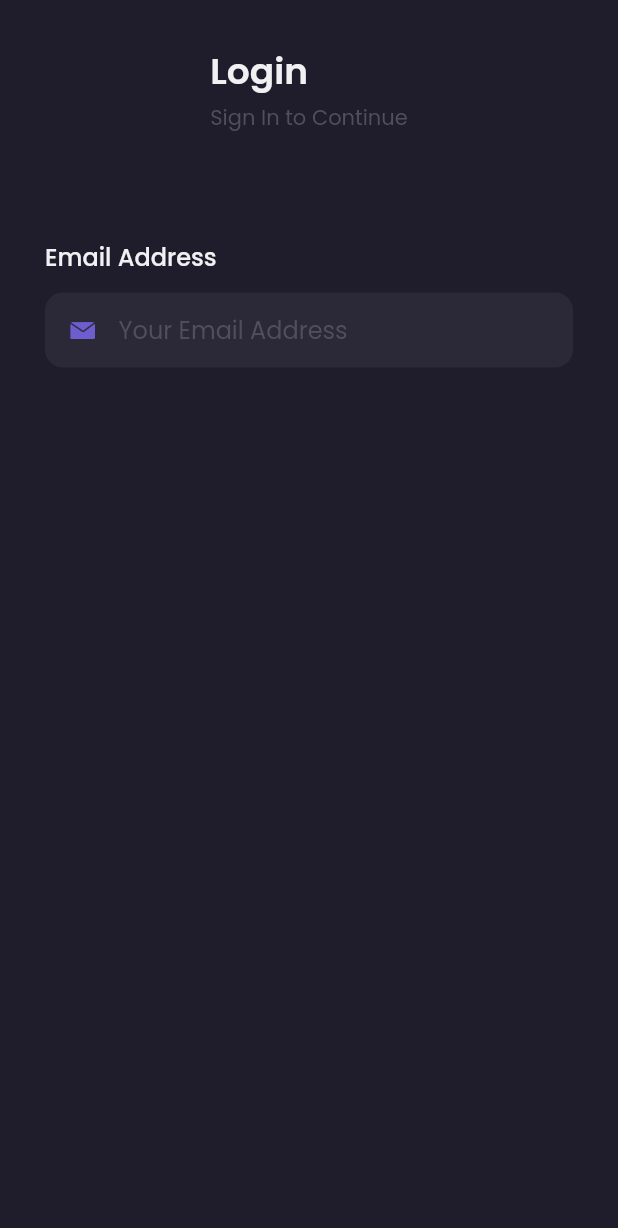
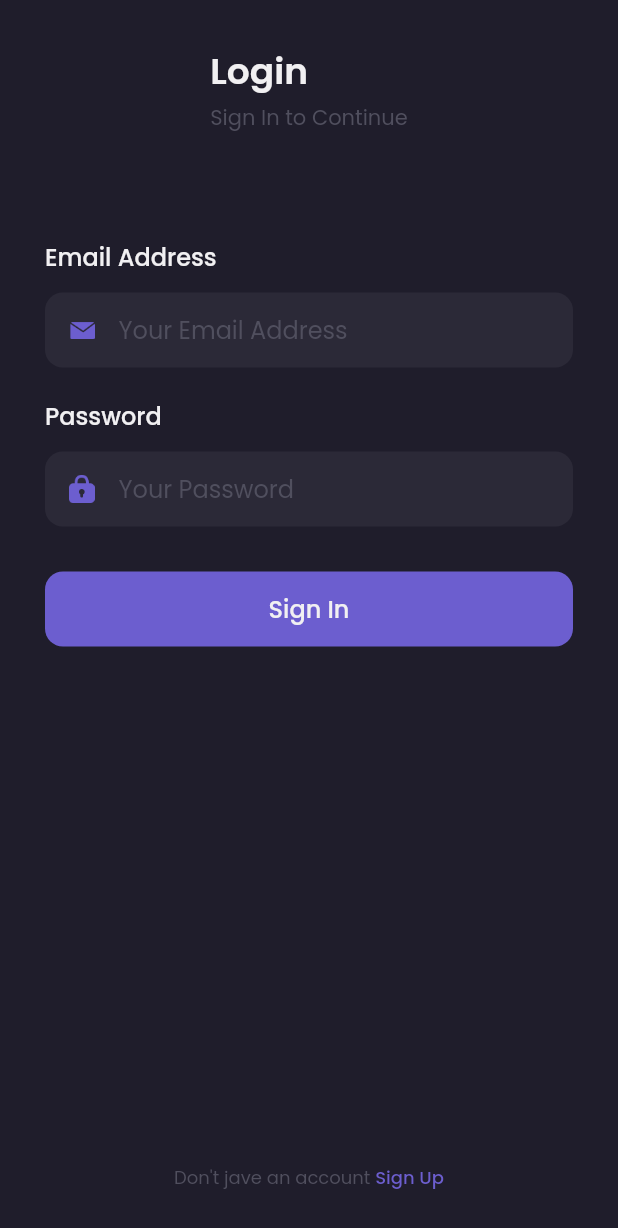
Before and after one commit to mhdiqbl/ecomercesepatu, a Flutter app: the screen it shows after launch, on a phone screen of 412 x 824 dp. Shown: the top 1228 px of the screen. Run offline on Flutter 3.47's test engine with Material 2 defaults, Android fonts, the light colour scheme and no system bars; our stand-ins replace google_fonts.

Commit message:
Slicing Sign in 2

```diff
--- a/lib/pages/sign_in_page.dart
+++ b/lib/pages/sign_in_page.dart
@@ -6,7 +6,7 @@ class SignInPage extends StatelessWidget {
   const SignInPage({Key? key}) : super(key: key);
   @override
   Widget build(BuildContext context) {
-  Widget header(){
+    Widget header() {
       return Container(
         margin: EdgeInsets.only(top: 30),
         child: Column(
@@ -19,7 +19,9 @@ Widget build(BuildContext context) {
                 fontWeight: semiBold,
               ),
             ),
-        SizedBox(height: 2,),
+            SizedBox(
+              height: 2,
+            ),
             Text(
               'Sign In to Continue',
               style: subtitletTextStyle,
@@ -29,13 +31,14 @@ Widget build(BuildContext context) {
       );
     }
 
-Widget emailInput(){
+    Widget emailInput() {
       return Container(
         margin: EdgeInsets.only(top: 70),
         child: Column(
           crossAxisAlignment: CrossAxisAlignment.start,
           children: [
-        Text('Email Address',
+            Text(
+              'Email Address',
               style: primaryTextStyle.copyWith(
                 fontSize: 16,
                 fontWeight: medium,
@@ -53,15 +56,18 @@ Widget emailInput(){
                 color: backgroundColor2,
                 borderRadius: BorderRadius.circular(12),
               ),
-          child: Center(child: Row(
+              child: Center(
+                  child: Row(
                 children: [
-              Image.asset('assets/icon_email.png',
+                  Image.asset(
+                    'assets/icon_email.png',
                     width: 17,
                   ),
                   SizedBox(
                     width: 16,
                   ),
-              Expanded(child: TextFormField(
+                  Expanded(
+                      child: TextFormField(
                     style: primaryTextStyle,
                     decoration: InputDecoration.collapsed(
                       hintText: 'Your Email Address',
@@ -76,9 +82,106 @@ Widget emailInput(){
       );
     }
 
+    Widget passwordInput() {
+      return Container(
+        margin: EdgeInsets.only(top: 20),
+        child: Column(
+          crossAxisAlignment: CrossAxisAlignment.start,
+          children: [
+            Text(
+              'Password',
+              style: primaryTextStyle.copyWith(
+                fontSize: 16,
+                fontWeight: medium,
+              ),
+            ),
+            SizedBox(
+              height: 12,
+            ),
+            Container(
+              height: 50,
+              padding: EdgeInsets.symmetric(
+                horizontal: 16,
+              ),
+              decoration: BoxDecoration(
+                color: backgroundColor2,
+                borderRadius: BorderRadius.circular(12),
+              ),
+              child: Center(
+                  child: Row(
+                children: [
+                  Image.asset(
+                    'assets/icon_password.png',
+                    width: 17,
+                  ),
+                  SizedBox(
+                    width: 16,
+                  ),
+                  Expanded(
+                      child: TextFormField(
+                    obscureText: true,
+                    style: primaryTextStyle,
+                    decoration: InputDecoration.collapsed(
+                      hintText: 'Your Password',
+                      hintStyle: subtitletTextStyle,
+                    ),
+                  )),
+                ],
+              )),
+            ),
+          ],
+        ),
+      );
+    }
+
+    Widget signInButton() {
+      return Container(
+        height: 50,
+        width: double.infinity,
+        margin: EdgeInsets.only(top: 30),
+        child: TextButton(
+          onPressed: () {},
+          style: TextButton.styleFrom(
+              backgroundColor: primaryColor,
+              shape: RoundedRectangleBorder(
+                  borderRadius: BorderRadius.circular(12))),
+          child: Text(
+            'Sign In',
+            style: primaryTextStyle.copyWith(
+              fontSize: 16,
+              fontWeight: medium,
+            ),
+          ),
+        ),
+      );
+    }
+
+    Widget footer() {
+      return Container(
+        margin: EdgeInsets.only(bottom: 30),
+        child: Row(
+          mainAxisAlignment: MainAxisAlignment.center,
+          children: [Text('Don\'t jave an account ',
+        style: subtitletTextStyle.copyWith(
+          fontSize: 12,
+        ),
+        ),
+        Text(
+          'Sign Up',
+          style: purpleTextStyle.copyWith(
+            fontSize: 12,
+            fontWeight: medium,
+          ),
+        )
+        ],
+        ),
+      );
+    }
+
     return Scaffold(
       backgroundColor: backgroundColor1,
-      body: SafeArea (
+      resizeToAvoidBottomInset: false,
+      body: SafeArea(
         child: Container(
           margin: EdgeInsets.symmetric(
             horizontal: defaultMargin,
@@ -87,6 +190,10 @@ Widget emailInput(){
             children: [
               header(),
               emailInput(),
+              passwordInput(),
+              signInButton(),
+              Spacer(),
+              footer(),
             ],
           ),
         ),
--- a/lib/theme.dart
+++ b/lib/theme.dart
@@ -3,8 +3,7 @@ import 'package:google_fonts/google_fonts.dart';
 
 double defaultMargin = 30.0;
 
-
-Color primary = Color(0xff6C5ECF);
+Color primaryColor = Color(0xff6C5ECF);
 Color secondaryColor = Color(0xff38ABBE);
 Color alertColor = Color(0xffED6363);
 Color priceColor = Color(0xff2C96F1);
@@ -31,6 +30,10 @@ TextStyle subtitletTextStyle = GoogleFonts.poppins(
   color: subtitleColor,
 );
 
+TextStyle purpleTextStyle = GoogleFonts.poppins(
+  color: primaryColor,
+);
+
 FontWeight light = FontWeight.w300;
 FontWeight regular = FontWeight.w400;
 FontWeight medium = FontWeight.w500;
```
Lines whose indentation alone changed are shown as unchanged.
